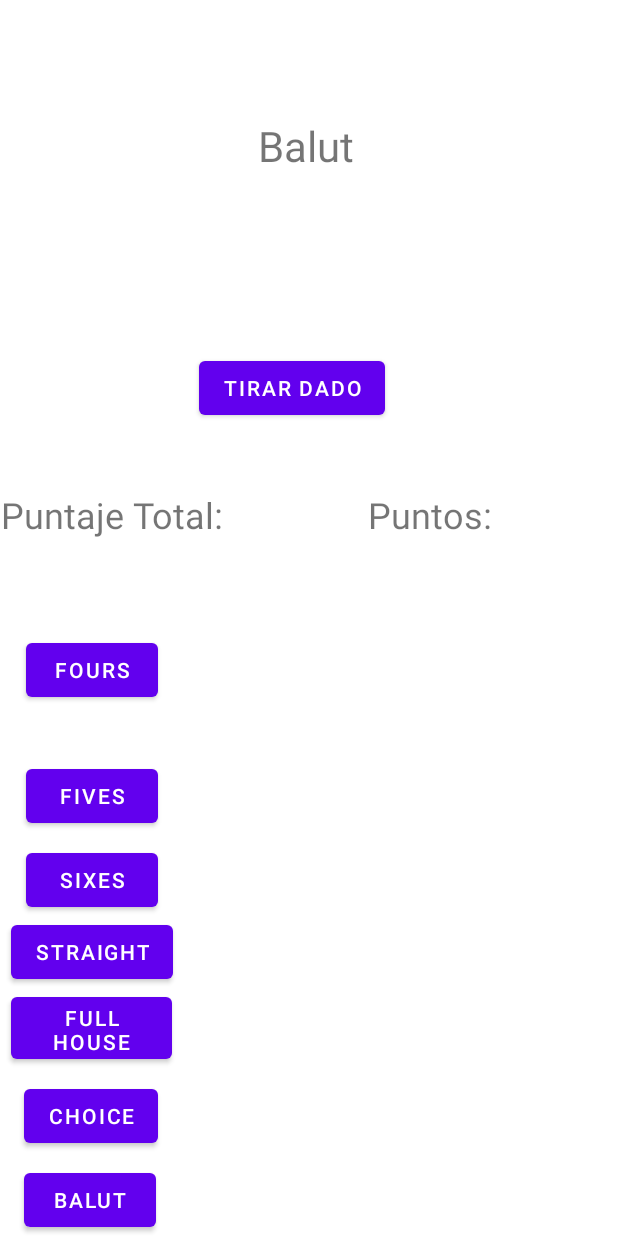
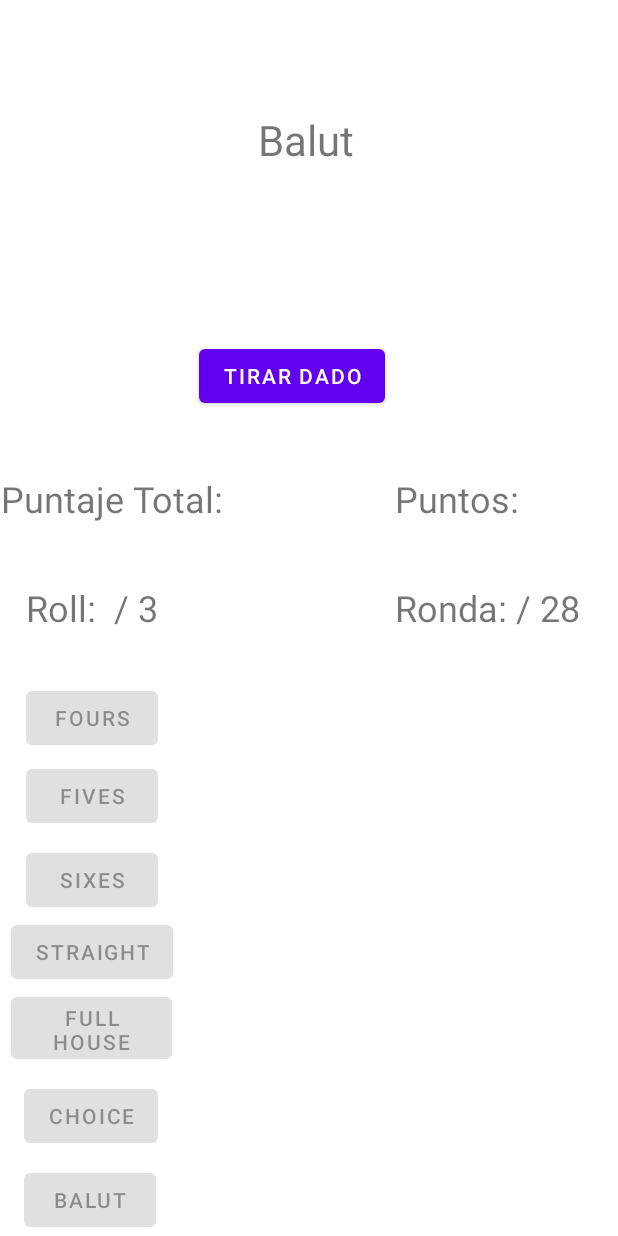
Before and after one commit to weysaw/JuegoDeDados, an Android app: the layout activity_main.xml on its own in the app's theme, with its tools: preview values and no code run, on a phone screen of 412 x 824 dp. Run offline under Robolectric (Android 15) with nearby library versions, the phone set to English and light mode, and no system bars.

Commit message:
Se agrego el texto de roll y se cambio el formato de mostrar los datos

```diff
--- a/app/src/main/res/layout/activity_main.xml
+++ b/app/src/main/res/layout/activity_main.xml
@@ -6,6 +6,78 @@
     android:layout_width="match_parent"
     android:layout_height="match_parent"
     tools:context=".MainActivity">
+
+    <TextView
+        android:id="@+id/textView2"
+        android:layout_width="wrap_content"
+        android:layout_height="wrap_content"
+        android:text="Balut"
+        android:textSize="28sp"
+        app:layout_constraintBottom_toTopOf="@+id/dado4"
+        app:layout_constraintEnd_toEndOf="@+id/tirar"
+        app:layout_constraintHorizontal_bias="0.657"
+        app:layout_constraintStart_toStartOf="@+id/tirar"
+        app:layout_constraintTop_toTopOf="parent"
+        app:layout_constraintVertical_bias="0.666" />
+
+    <ImageView
+        android:id="@+id/dado1"
+        android:layout_width="40dp"
+        android:layout_height="40dp"
+        android:layout_marginStart="32dp"
+        app:layout_constraintBottom_toBottomOf="@+id/dado2"
+        app:layout_constraintEnd_toStartOf="@+id/dado2"
+        app:layout_constraintHorizontal_bias="0.024"
+        app:layout_constraintStart_toStartOf="parent"
+        app:layout_constraintTop_toTopOf="@+id/dado2"
+        app:layout_constraintVertical_bias="0.0" />
+
+    <ImageView
+        android:id="@+id/dado2"
+        android:layout_width="40dp"
+        android:layout_height="40dp"
+        android:layout_marginStart="23dp"
+        android:layout_marginEnd="40dp"
+        app:layout_constraintBottom_toBottomOf="@+id/dado3"
+        app:layout_constraintEnd_toStartOf="@+id/dado3"
+        app:layout_constraintStart_toEndOf="@+id/dado1"
+        app:layout_constraintTop_toTopOf="@+id/dado3"
+        app:layout_constraintVertical_bias="0.0" />
+
+    <ImageView
+        android:id="@+id/dado3"
+        android:layout_width="40dp"
+        android:layout_height="40dp"
+        android:layout_marginTop="7dp"
+        android:layout_marginBottom="8dp"
+        app:layout_constraintBottom_toTopOf="@+id/tirar"
+        app:layout_constraintEnd_toEndOf="@+id/tirar"
+        app:layout_constraintStart_toStartOf="@+id/tirar"
+        app:layout_constraintTop_toBottomOf="@+id/textView2" />
+
+    <ImageView
+        android:id="@+id/dado4"
+        android:layout_width="40dp"
+        android:layout_height="40dp"
+        android:layout_marginStart="32dp"
+        app:layout_constraintBottom_toBottomOf="@+id/dado3"
+        app:layout_constraintEnd_toStartOf="@+id/dado5"
+        app:layout_constraintStart_toEndOf="@+id/dado3"
+        app:layout_constraintTop_toTopOf="@+id/dado3"
+        app:layout_constraintVertical_bias="1.0" />
+
+    <ImageView
+        android:id="@+id/dado5"
+        android:layout_width="40dp"
+        android:layout_height="40dp"
+        android:layout_marginStart="32dp"
+        android:layout_marginEnd="32dp"
+        app:layout_constraintBottom_toBottomOf="@+id/dado4"
+        app:layout_constraintEnd_toEndOf="parent"
+        app:layout_constraintHorizontal_bias="0.419"
+        app:layout_constraintStart_toEndOf="@+id/dado4"
+        app:layout_constraintTop_toTopOf="@+id/dado4"
+        app:layout_constraintVertical_bias="0.0" />
 
     <Button
         android:id="@+id/tirar"
@@ -19,111 +91,63 @@
         app:layout_constraintEnd_toEndOf="parent"
         app:layout_constraintHorizontal_bias="0.461"
         app:layout_constraintStart_toStartOf="parent"
-        app:layout_constraintTop_toBottomOf="@+id/dado" />
+        app:layout_constraintTop_toBottomOf="@+id/dado2" />
 
     <TextView
-        android:id="@+id/textView2"
+        android:id="@+id/puntos"
         android:layout_width="wrap_content"
         android:layout_height="wrap_content"
-        android:text="Balut"
-        android:textSize="28sp"
-        app:layout_constraintBottom_toTopOf="@+id/dado3"
-        app:layout_constraintEnd_toEndOf="@+id/tirar"
-        app:layout_constraintHorizontal_bias="0.657"
-        app:layout_constraintStart_toStartOf="@+id/tirar"
-        app:layout_constraintTop_toTopOf="parent"
-        app:layout_constraintVertical_bias="0.666" />
+        android:text="Puntos: "
+        android:textSize="24sp"
+        app:layout_constraintBottom_toBottomOf="@+id/puntaje"
+        app:layout_constraintEnd_toEndOf="@+id/ronda"
+        app:layout_constraintHorizontal_bias="0.0"
+        app:layout_constraintStart_toStartOf="@+id/ronda"
+        app:layout_constraintTop_toTopOf="@+id/puntaje" />
 
-    <ImageView
-        android:id="@+id/dado3"
-        android:layout_width="40dp"
-        android:layout_height="40dp"
-        android:layout_marginStart="32dp"
-        app:layout_constraintBottom_toBottomOf="@+id/dado5"
-        app:layout_constraintEnd_toStartOf="@+id/dado4"
-        app:layout_constraintStart_toEndOf="@+id/dado5"
-        app:layout_constraintTop_toTopOf="@+id/dado5"
-        app:layout_constraintVertical_bias="1.0" />
+    <TextView
+        android:id="@+id/puntaje"
+        android:layout_width="wrap_content"
+        android:layout_height="wrap_content"
+        android:gravity="center|center_horizontal"
+        android:text="Puntaje Total: "
+        android:textSize="24sp"
+        app:layout_constraintBottom_toTopOf="@+id/roll"
+        app:layout_constraintEnd_toEndOf="@+id/foursBtn"
+        app:layout_constraintHorizontal_bias="0.0"
+        app:layout_constraintStart_toStartOf="parent"
+        app:layout_constraintTop_toBottomOf="@+id/tirar" />
 
-    <ImageView
-        android:id="@+id/dado"
-        android:layout_width="40dp"
-        android:layout_height="40dp"
-        android:layout_marginStart="23dp"
-        android:layout_marginEnd="40dp"
-        app:layout_constraintBottom_toBottomOf="@+id/dado5"
-        app:layout_constraintEnd_toStartOf="@+id/dado5"
-        app:layout_constraintStart_toEndOf="@+id/dado2"
-        app:layout_constraintTop_toTopOf="@+id/dado5"
-        app:layout_constraintVertical_bias="0.0" />
-
-    <ImageView
-        android:id="@+id/dado5"
-        android:layout_width="40dp"
-        android:layout_height="40dp"
-        android:layout_marginTop="7dp"
-        android:layout_marginBottom="8dp"
-        app:layout_constraintBottom_toTopOf="@+id/tirar"
-        app:layout_constraintEnd_toEndOf="@+id/tirar"
-        app:layout_constraintStart_toStartOf="@+id/tirar"
-        app:layout_constraintTop_toBottomOf="@+id/textView2" />
-
-    <ImageView
-        android:id="@+id/dado2"
-        android:layout_width="40dp"
-        android:layout_height="40dp"
-        android:layout_marginStart="32dp"
-        app:layout_constraintBottom_toBottomOf="@+id/dado"
-        app:layout_constraintEnd_toStartOf="@+id/dado"
-        app:layout_constraintHorizontal_bias="0.024"
-        app:layout_constraintStart_toStartOf="parent"
-        app:layout_constraintTop_toTopOf="@+id/dado"
-        app:layout_constraintVertical_bias="0.0" />
-
-    <ImageView
-        android:id="@+id/dado4"
-        android:layout_width="40dp"
-        android:layout_height="40dp"
-        android:layout_marginStart="32dp"
-        android:layout_marginEnd="32dp"
-        app:layout_constraintBottom_toBottomOf="@+id/dado3"
+    <TextView
+        android:id="@+id/ronda"
+        android:layout_width="wrap_content"
+        android:layout_height="wrap_content"
+        android:layout_marginStart="132dp"
+        android:text="Ronda: / 28"
+        android:textSize="24sp"
+        app:layout_constraintBottom_toBottomOf="@+id/roll"
         app:layout_constraintEnd_toEndOf="parent"
-        app:layout_constraintHorizontal_bias="0.419"
-        app:layout_constraintStart_toEndOf="@+id/dado3"
-        app:layout_constraintTop_toTopOf="@+id/dado3"
-        app:layout_constraintVertical_bias="0.0" />
+        app:layout_constraintStart_toEndOf="@+id/roll"
+        app:layout_constraintTop_toTopOf="@+id/roll" />
 
     <Button
         android:id="@+id/foursBtn"
         android:layout_width="wrap_content"
         android:layout_height="wrap_content"
         android:layout_marginBottom="4dp"
+        android:enabled="false"
         android:text="fours"
         app:layout_constraintBottom_toTopOf="@+id/fivesBtn"
         app:layout_constraintEnd_toEndOf="@+id/fivesBtn"
         app:layout_constraintHorizontal_bias="0.0"
-        app:layout_constraintStart_toStartOf="@+id/fivesBtn"
-        app:layout_constraintTop_toBottomOf="@+id/puntaje" />
-
-    <TextView
-        android:id="@+id/puntaje"
-        android:layout_width="wrap_content"
-        android:layout_height="wrap_content"
-        android:layout_marginBottom="32dp"
-        android:gravity="center|center_horizontal"
-        android:text="Puntaje Total: "
-        android:textSize="24sp"
-        app:layout_constraintBottom_toTopOf="@+id/foursBtn"
-        app:layout_constraintEnd_toEndOf="@+id/foursBtn"
-        app:layout_constraintHorizontal_bias="0.0"
-        app:layout_constraintStart_toStartOf="parent"
-        app:layout_constraintTop_toBottomOf="@+id/tirar" />
+        app:layout_constraintStart_toStartOf="@+id/fivesBtn" />
 
     <Button
         android:id="@+id/fivesBtn"
         android:layout_width="wrap_content"
         android:layout_height="wrap_content"
         android:layout_marginBottom="8dp"
+        android:enabled="false"
         android:text="Fives"
         app:layout_constraintBottom_toTopOf="@+id/sixesBtn"
         app:layout_constraintEnd_toEndOf="@+id/sixesBtn"
@@ -134,6 +158,7 @@
         android:id="@+id/sixesBtn"
         android:layout_width="wrap_content"
         android:layout_height="wrap_content"
+        android:enabled="false"
         android:text="sixes"
         app:layout_constraintBottom_toTopOf="@+id/straightBtn"
         app:layout_constraintEnd_toEndOf="@+id/straightBtn"
@@ -143,6 +168,7 @@
         android:id="@+id/straightBtn"
         android:layout_width="wrap_content"
         android:layout_height="wrap_content"
+        android:enabled="false"
         android:text="Straight"
         app:layout_constraintBottom_toTopOf="@+id/fullHouseBtn"
         app:layout_constraintStart_toStartOf="@+id/fullHouseBtn" />
@@ -152,6 +178,7 @@
         android:layout_width="107dp"
         android:layout_height="53dp"
         android:layout_marginBottom="8dp"
+        android:enabled="false"
         android:text="Full House"
         app:layout_constraintBottom_toTopOf="@+id/choiceBtn"
         app:layout_constraintEnd_toEndOf="@+id/choiceBtn"
@@ -163,6 +190,7 @@
         android:layout_width="wrap_content"
         android:layout_height="wrap_content"
         android:layout_marginBottom="8dp"
+        android:enabled="false"
         android:text="Choice"
         app:layout_constraintBottom_toTopOf="@+id/balutBtn"
         app:layout_constraintEnd_toEndOf="@+id/balutBtn"
@@ -173,25 +201,12 @@
         android:id="@+id/balutBtn"
         android:layout_width="wrap_content"
         android:layout_height="wrap_content"
+        android:enabled="false"
         android:text="Balut"
         app:layout_constraintBottom_toBottomOf="parent"
         app:layout_constraintEnd_toStartOf="@+id/tablero"
         app:layout_constraintHorizontal_bias="0.457"
         app:layout_constraintStart_toStartOf="parent" />
-
-    <TextView
-        android:id="@+id/puntos"
-        android:layout_width="wrap_content"
-        android:layout_height="wrap_content"
-        android:layout_marginEnd="64dp"
-        android:text="Puntos: "
-        android:textSize="24sp"
-        app:layout_constraintBottom_toBottomOf="@+id/puntaje"
-        app:layout_constraintEnd_toEndOf="parent"
-        app:layout_constraintHorizontal_bias="0.867"
-        app:layout_constraintStart_toEndOf="@+id/puntaje"
-        app:layout_constraintTop_toTopOf="@+id/puntaje"
-        app:layout_constraintVertical_bias="0.0" />
 
     <TableLayout
         android:id="@+id/tablero"
@@ -205,40 +220,62 @@
         app:layout_constraintVertical_bias="0.9">
 
         <TableRow
-            android:id="@+id/balutTabla"
-            android:layout_width="match_parent"
-            android:layout_height="14dp" />
-
-        <TableRow
             android:id="@+id/foursTabla"
             android:layout_width="match_parent"
-            android:layout_height="match_parent" />
+            android:layout_height="match_parent"
+            android:layout_weight="1" />
 
         <TableRow
             android:id="@+id/fivesTabla"
             android:layout_width="match_parent"
-            android:layout_height="match_parent" />
+            android:layout_height="match_parent"
+            android:layout_weight="1" />
 
         <TableRow
             android:id="@+id/sixesTabla"
             android:layout_width="match_parent"
-            android:layout_height="match_parent" />
+            android:layout_height="match_parent"
+            android:layout_weight="1" />
 
         <TableRow
             android:id="@+id/straightTabla"
             android:layout_width="match_parent"
-            android:layout_height="match_parent" />
+            android:layout_height="match_parent"
+            android:layout_weight="1" />
 
         <TableRow
             android:id="@+id/fullHouseTabla"
             android:layout_width="match_parent"
-            android:layout_height="match_parent" />
+            android:layout_height="match_parent"
+            android:layout_weight="1" />
 
         <TableRow
             android:id="@+id/choiceTabla"
             android:layout_width="match_parent"
-            android:layout_height="match_parent" />
+            android:layout_height="match_parent"
+            android:layout_weight="1">
+
+        </TableRow>
+
+        <TableRow
+            android:id="@+id/balutTabla"
+            android:layout_width="match_parent"
+            android:layout_height="match_parent"
+            android:layout_weight="1" />
 
     </TableLayout>
 
+    <TextView
+        android:id="@+id/roll"
+        android:layout_width="wrap_content"
+        android:layout_height="wrap_content"
+        android:layout_marginTop="10dp"
+        android:layout_marginBottom="4dp"
+        android:text="Roll:  / 3"
+        android:textSize="24sp"
+        app:layout_constraintBottom_toTopOf="@+id/foursBtn"
+        app:layout_constraintEnd_toEndOf="@+id/foursBtn"
+        app:layout_constraintStart_toStartOf="@+id/foursBtn"
+        app:layout_constraintTop_toBottomOf="@+id/puntaje" />
+
 </androidx.constraintlayout.widget.ConstraintLayout>
```
